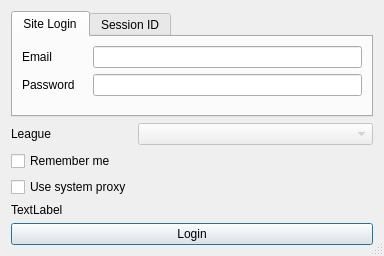
This is forms/logindialog.ui in xyzz/acquisition as Qt 5 draws it before an edit. The edited form follows.
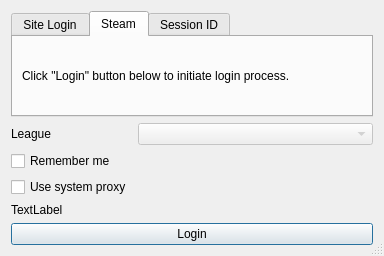
This is the edited form. The open tabs and pages were chosen to show the change.

Commit message: Re-added steam support with a compiler switch

What changed in the file:
```diff
--- a/forms/logindialog.ui
+++ b/forms/logindialog.ui
@@ -75,6 +75,20 @@
        </item>
       </layout>
      </widget>
+     <widget class="QWidget" name="tab_2">
+      <attribute name="title">
+       <string>Steam</string>
+      </attribute>
+      <layout class="QVBoxLayout" name="verticalLayout_4">
+       <item>
+        <widget class="QLabel" name="label_4">
+         <property name="text">
+          <string>Click &quot;Login&quot; button below to initiate login process.</string>
+         </property>
+        </widget>
+       </item>
+      </layout>
+     </widget>
      <widget class="QWidget" name="tab_3">
       <attribute name="title">
        <string>Session ID</string>
```
Left out of the diff: 2 changed lines with no effect on the pictures. The commit also changes 6 other files.
